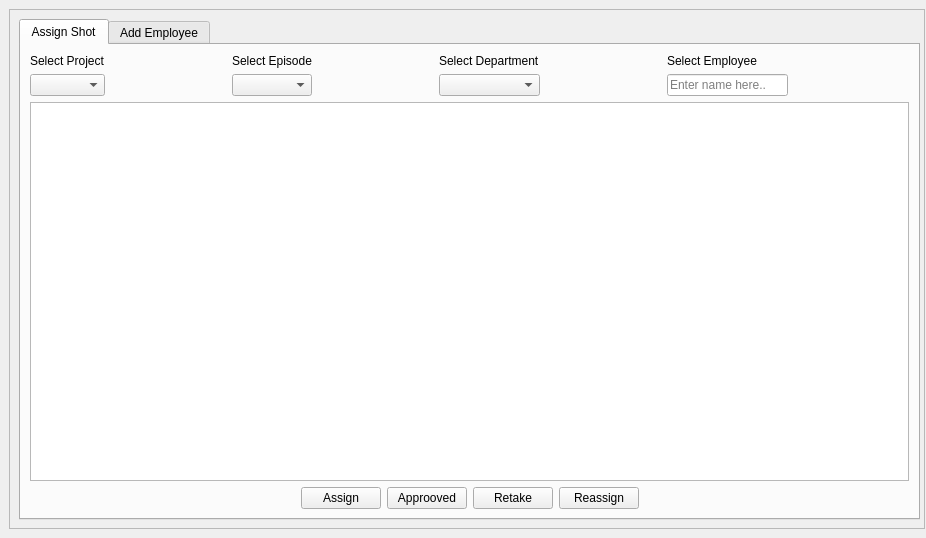
Qt form ui/production.ui (durgeshn/SHIVA-V2) before a commit.
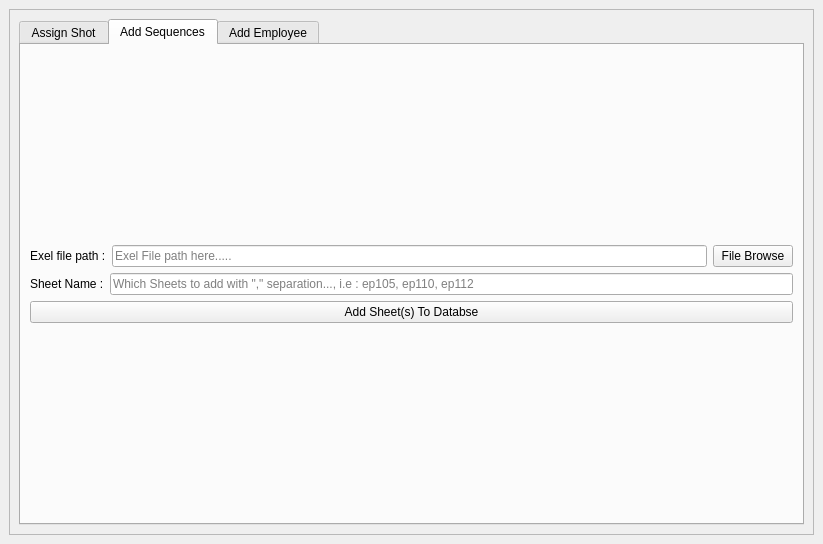
The same form after that commit. The open tabs and pages were chosen to show the change.

Commit message: WIP commit for testing another module. Adding the mailing module. Added the adding sequence to database into UI.

Patch:
```diff
--- a/ui/production.ui
+++ b/ui/production.ui
@@ -1,42 +1,31 @@
 <?xml version="1.0" encoding="UTF-8"?>
 <ui version="4.0">
- <class>Form</class>
- <widget class="QWidget" name="Form">
+ <class>MainWindow</class>
+ <widget class="QMainWindow" name="MainWindow">
   <property name="geometry">
    <rect>
     <x>0</x>
     <y>0</y>
-    <width>926</width>
-    <height>538</height>
+    <width>823</width>
+    <height>544</height>
    </rect>
   </property>
   <property name="windowTitle">
-   <string>Form</string>
+   <string>MainWindow</string>
   </property>
+  <widget class="QWidget" name="centralwidget">
+   <layout class="QGridLayout" name="gridLayout_4">
+    <item row="0" column="0">
   <widget class="QFrame" name="frame">
-   <property name="geometry">
-    <rect>
-     <x>9</x>
-     <y>9</y>
-     <width>916</width>
-     <height>520</height>
-    </rect>
-   </property>
    <property name="frameShape">
     <enum>QFrame::StyledPanel</enum>
    </property>
    <property name="frameShadow">
     <enum>QFrame::Raised</enum>
    </property>
+      <layout class="QGridLayout" name="gridLayout_3">
+       <item row="0" column="0">
    <widget class="QTabWidget" name="tabWidget">
-    <property name="geometry">
-     <rect>
-      <x>10</x>
-      <y>10</y>
-      <width>901</width>
-      <height>501</height>
-     </rect>
-    </property>
     <property name="currentIndex">
      <number>0</number>
     </property>
@@ -232,68 +221,150 @@
       </item>
      </layout>
     </widget>
-    <widget class="QWidget" name="tab_2">
+         <widget class="QWidget" name="addSeq_tab">
+          <attribute name="title">
+           <string>Add Sequences</string>
+          </attribute>
+          <layout class="QGridLayout" name="gridLayout_6">
+           <item row="0" column="0">
+            <layout class="QVBoxLayout" name="verticalLayout_9">
+             <item>
+              <layout class="QHBoxLayout" name="horizontalLayout_7">
+               <item>
+                <widget class="QLabel" name="label_2">
+                 <property name="minimumSize">
+                  <size>
+                   <width>70</width>
+                   <height>0</height>
+                  </size>
+                 </property>
+                 <property name="text">
+                  <string>Exel file path :</string>
+                 </property>
+                </widget>
+               </item>
+               <item>
+                <widget class="QLineEdit" name="lineEdit">
+                 <property name="text">
+                  <string/>
+                 </property>
+                 <property name="placeholderText">
+                  <string>Exel File path here.....</string>
+                 </property>
+                </widget>
+               </item>
+               <item>
+                <widget class="QPushButton" name="pushButton">
+                 <property name="text">
+                  <string>File Browse</string>
+                 </property>
+                </widget>
+               </item>
+              </layout>
+             </item>
+             <item>
+              <layout class="QHBoxLayout" name="horizontalLayout_6">
+               <item>
+                <widget class="QLabel" name="label_9">
+                 <property name="minimumSize">
+                  <size>
+                   <width>70</width>
+                   <height>0</height>
+                  </size>
+                 </property>
+                 <property name="text">
+                  <string>Sheet Name :</string>
+                 </property>
+                </widget>
+               </item>
+               <item>
+                <widget class="QLineEdit" name="lineEdit_2">
+                 <property name="inputMask">
+                  <string/>
+                 </property>
+                 <property name="placeholderText">
+                  <string>Which Sheets to add with &quot;,&quot; separation..., i.e : ep105, ep110, ep112</string>
+                 </property>
+                </widget>
+               </item>
+              </layout>
+             </item>
+             <item>
+              <widget class="QPushButton" name="pushButton_2">
+               <property name="sizePolicy">
+                <sizepolicy hsizetype="Minimum" vsizetype="Fixed">
+                 <horstretch>0</horstretch>
+                 <verstretch>0</verstretch>
+                </sizepolicy>
+               </property>
+               <property name="text">
+                <string>Add Sheet(s) To Databse</string>
+               </property>
+              </widget>
+             </item>
+            </layout>
+           </item>
+          </layout>
+         </widget>
+         <widget class="QWidget" name="addEmp_tab">
      <attribute name="title">
       <string>Add Employee</string>
      </attribute>
+          <layout class="QGridLayout" name="gridLayout_5">
+           <item row="0" column="0">
+            <layout class="QVBoxLayout" name="verticalLayout_8">
+             <item>
+              <layout class="QVBoxLayout" name="verticalLayout_7">
+               <item>
      <widget class="QLabel" name="label_3">
-      <property name="geometry">
-       <rect>
-        <x>40</x>
-        <y>30</y>
-        <width>221</width>
-        <height>17</height>
-       </rect>
-      </property>
       <property name="text">
        <string>Add New Employee</string>
       </property>
      </widget>
+               </item>
+               <item>
+                <layout class="QHBoxLayout" name="horizontalLayout_4">
+                 <item>
+                  <widget class="QLineEdit" name="addEmployee_le"/>
+                 </item>
+                 <item>
+                  <widget class="QPushButton" name="checkAvailability_pb">
+                   <property name="text">
+                    <string>Check availability</string>
+                   </property>
+                  </widget>
+                 </item>
+                </layout>
+               </item>
+              </layout>
+             </item>
+             <item>
+              <layout class="QHBoxLayout" name="horizontalLayout_5">
+               <item>
+                <layout class="QVBoxLayout" name="verticalLayout_5">
+                 <item>
      <widget class="QLabel" name="label_6">
-      <property name="geometry">
-       <rect>
-        <x>40</x>
-        <y>110</y>
-        <width>231</width>
-        <height>17</height>
-       </rect>
-      </property>
       <property name="text">
        <string>Active Employees</string>
       </property>
      </widget>
+                 </item>
+                 <item>
+                  <widget class="QListWidget" name="activeEmployee_lw"/>
+                 </item>
+                </layout>
+               </item>
+               <item>
+                <layout class="QVBoxLayout" name="verticalLayout_6">
+                 <item>
      <widget class="QLabel" name="label_7">
-      <property name="geometry">
-       <rect>
-        <x>490</x>
-        <y>30</y>
-        <width>251</width>
-        <height>17</height>
-       </rect>
-      </property>
       <property name="text">
        <string>Departments</string>
       </property>
      </widget>
-     <widget class="QListWidget" name="activeEmployee_lw">
-      <property name="geometry">
-       <rect>
-        <x>40</x>
-        <y>131</y>
-        <width>231</width>
-        <height>271</height>
-       </rect>
-      </property>
-     </widget>
+                 </item>
+                 <item>
      <widget class="QListWidget" name="dept_lw">
-      <property name="geometry">
-       <rect>
-        <x>490</x>
-        <y>51</y>
-        <width>256</width>
-        <height>351</height>
-       </rect>
-      </property>
       <item>
        <property name="text">
         <string>ani</string>
@@ -355,43 +426,28 @@
        </property>
       </item>
      </widget>
+                 </item>
+                </layout>
+               </item>
+              </layout>
+             </item>
+             <item>
      <widget class="QPushButton" name="addEmployee_pb">
-      <property name="geometry">
-       <rect>
-        <x>760</x>
-        <y>210</y>
-        <width>99</width>
-        <height>27</height>
-       </rect>
-      </property>
       <property name="text">
        <string>Add Employee</string>
       </property>
      </widget>
-     <widget class="QWidget" name="layoutWidget">
-      <property name="geometry">
-       <rect>
-        <x>40</x>
-        <y>60</y>
-        <width>311</width>
-        <height>29</height>
-       </rect>
-      </property>
-      <layout class="QHBoxLayout" name="horizontalLayout_4">
-       <item>
-        <widget class="QLineEdit" name="addEmployee_le"/>
-       </item>
-       <item>
-        <widget class="QPushButton" name="checkAvailability_pb">
-         <property name="text">
-          <string>Check availability</string>
-         </property>
-        </widget>
+             </item>
+            </layout>
        </item>
       </layout>
      </widget>
     </widget>
-   </widget>
+       </item>
+      </layout>
+     </widget>
+    </item>
+   </layout>
   </widget>
  </widget>
  <resources/>
```
Lines whose indentation alone changed are shown as unchanged. The commit also changes 9 other files.
